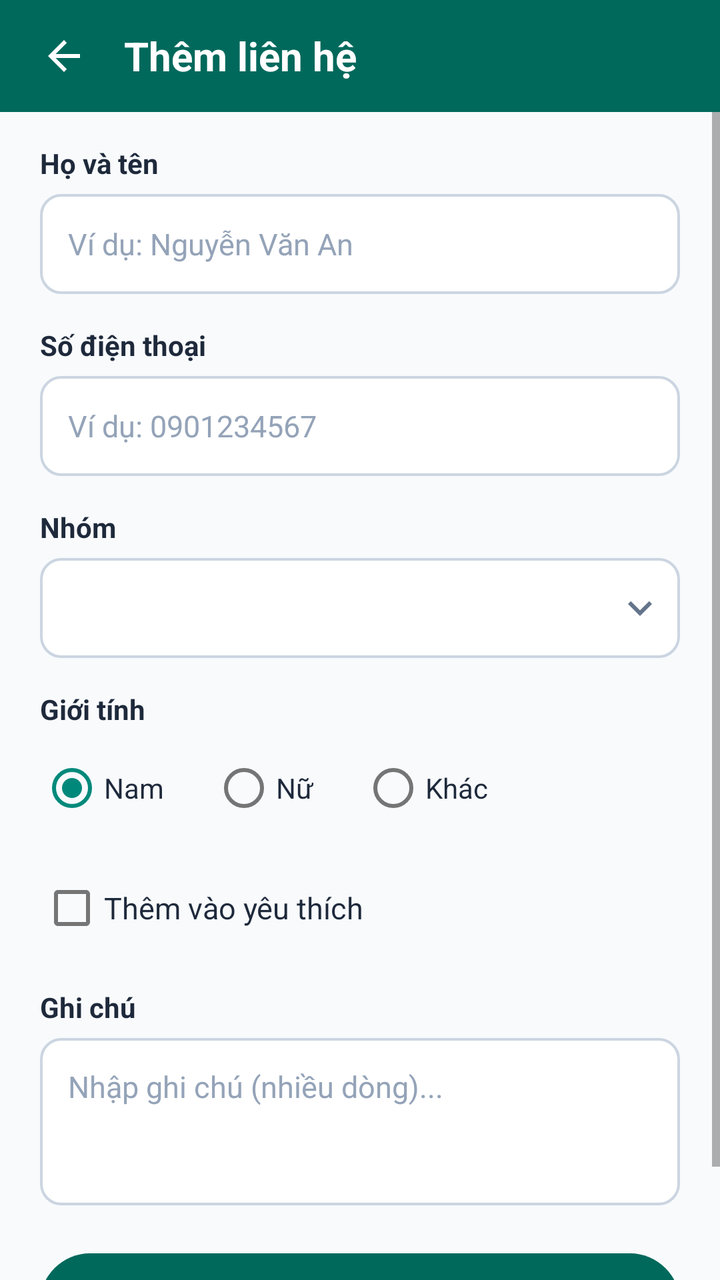
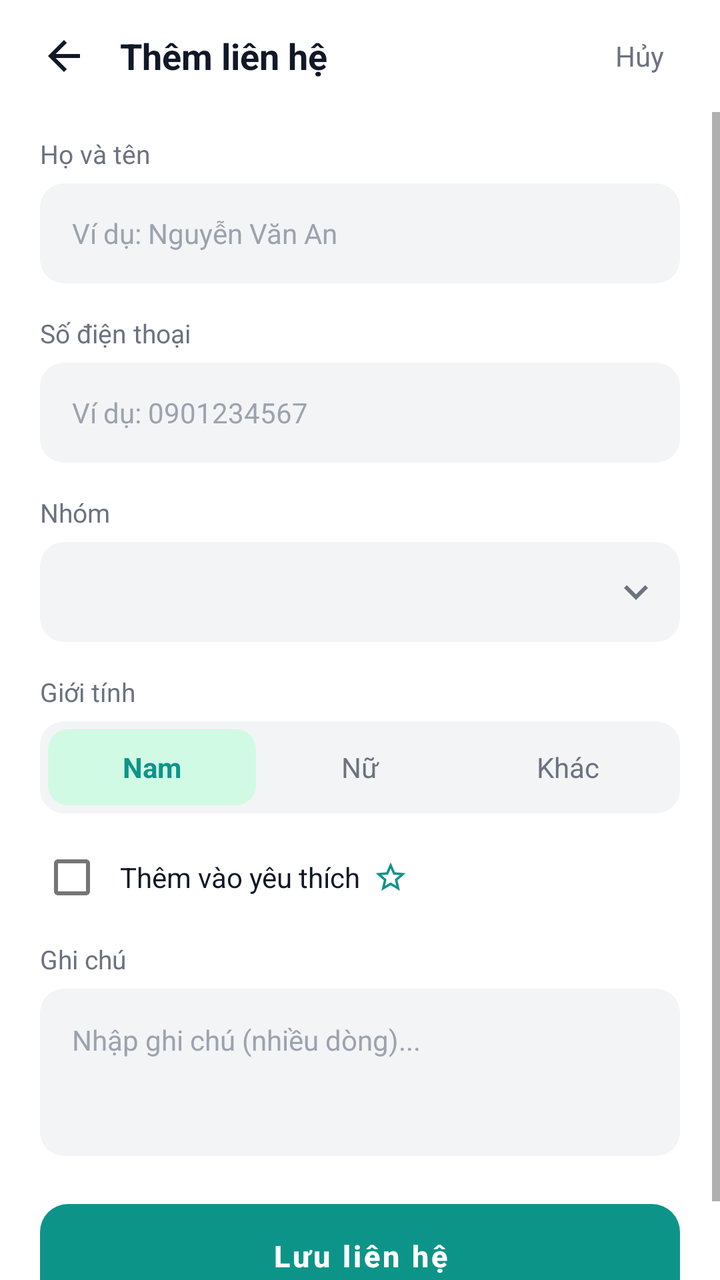

Two renders of the same Android screen: before a commit and after it. Below are the layout's source before the change and the commit's diff.
<!-- AndroidManifest.xml: application theme Theme.QuanLyDanhBa -->
<!-- res/layout/activity_add_contact.xml -->
<?xml version="1.0" encoding="utf-8"?>
<LinearLayout xmlns:android="http://schemas.android.com/apk/res/android"
    xmlns:app="http://schemas.android.com/apk/res-auto"
    xmlns:tools="http://schemas.android.com/tools"
    android:layout_width="match_parent"
    android:layout_height="match_parent"
    android:background="@color/bg_screen"
    android:orientation="vertical">

    
    <LinearLayout
        android:layout_width="match_parent"
        android:layout_height="56dp"
        android:background="@color/primary_teal"
        android:gravity="center_vertical"
        android:orientation="horizontal"
        android:paddingStart="12dp"
        android:paddingEnd="16dp">

        <ImageView
            android:id="@+id/btnBackAdd"
            android:layout_width="40dp"
            android:layout_height="40dp"
            android:background="?attr/selectableItemBackgroundBorderless"
            android:clickable="true"
            android:contentDescription="@string/btn_back"
            android:focusable="true"
            android:padding="8dp"
            android:src="@drawable/ic_arrow_back" />

        <TextView
            android:layout_width="wrap_content"
            android:layout_height="wrap_content"
            android:layout_marginStart="10dp"
            android:text="@string/add_contact_title"
            android:textColor="@color/white"
            android:textSize="20sp"
            android:textStyle="bold" />
    </LinearLayout>

    <ScrollView
        android:layout_width="match_parent"
        android:layout_height="match_parent"
        android:fillViewport="true">

        <LinearLayout
            android:layout_width="match_parent"
            android:layout_height="wrap_content"
            android:orientation="vertical"
            android:paddingStart="20dp"
            android:paddingTop="16dp"
            android:paddingEnd="20dp"
            android:paddingBottom="24dp">

            
            <TextView
                android:layout_width="wrap_content"
                android:layout_height="wrap_content"
                android:text="@string/name_label"
                android:textColor="@color/text_primary"
                android:textSize="14sp"
                android:textStyle="bold" />

            <EditText
                android:id="@+id/etName"
                android:layout_width="match_parent"
                android:layout_height="50dp"
                android:layout_marginTop="6dp"
                android:background="@drawable/bg_edit_text"
                android:hint="@string/name_hint"
                android:inputType="textPersonName|textCapWords"
                android:maxLines="1"
                android:paddingStart="14dp"
                android:paddingEnd="14dp"
                android:textColor="@color/text_primary"
                android:textColorHint="@color/text_hint"
                android:textSize="15sp" />

            
            <TextView
                android:layout_width="wrap_content"
                android:layout_height="wrap_content"
                android:layout_marginTop="16dp"
                android:text="@string/phone_label"
                android:textColor="@color/text_primary"
                android:textSize="14sp"
                android:textStyle="bold" />

            <EditText
                android:id="@+id/etPhone"
                android:layout_width="match_parent"
                android:layout_height="50dp"
                android:layout_marginTop="6dp"
                android:background="@drawable/bg_edit_text"
                android:hint="@string/phone_hint"
                android:inputType="phone"
                android:maxLength="10"
                android:maxLines="1"
                android:paddingStart="14dp"
                android:paddingEnd="14dp"
                android:textColor="@color/text_primary"
                android:textColorHint="@color/text_hint"
                android:textSize="15sp" />

            
            <TextView
                android:layout_width="wrap_content"
                android:layout_height="wrap_content"
                android:layout_marginTop="16dp"
                android:text="@string/group_label"
                android:textColor="@color/text_primary"
                android:textSize="14sp"
                android:textStyle="bold" />

            <Spinner
                android:id="@+id/spGroup"
                android:layout_width="match_parent"
                android:layout_height="50dp"
                android:layout_marginTop="6dp"
                android:background="@drawable/bg_spinner"
                android:spinnerMode="dropdown" />

            
            <TextView
                android:layout_width="wrap_content"
                android:layout_height="wrap_content"
                android:layout_marginTop="16dp"
                android:text="@string/gender_label"
                android:textColor="@color/text_primary"
                android:textSize="14sp"
                android:textStyle="bold" />

            <RadioGroup
                android:id="@+id/rgGender"
                android:layout_width="match_parent"
                android:layout_height="wrap_content"
                android:layout_marginTop="6dp"
                android:orientation="horizontal">

                <RadioButton
                    android:id="@+id/rbMale"
                    android:layout_width="wrap_content"
                    android:layout_height="wrap_content"
                    android:checked="true"
                    android:text="@string/gender_male"
                    android:textColor="@color/text_primary"
                    android:textSize="14sp" />

                <RadioButton
                    android:id="@+id/rbFemale"
                    android:layout_width="wrap_content"
                    android:layout_height="wrap_content"
                    android:layout_marginStart="24dp"
                    android:text="@string/gender_female"
                    android:textColor="@color/text_primary"
                    android:textSize="14sp" />

                <RadioButton
                    android:id="@+id/rbOther"
                    android:layout_width="wrap_content"
                    android:layout_height="wrap_content"
                    android:layout_marginStart="24dp"
                    android:text="@string/gender_other"
                    android:textColor="@color/text_primary"
                    android:textSize="14sp" />
            </RadioGroup>

            
            <CheckBox
                android:id="@+id/cbFavorite"
                android:layout_width="wrap_content"
                android:layout_height="wrap_content"
                android:layout_marginTop="12dp"
                android:text="@string/favorite_checkbox"
                android:textColor="@color/text_primary"
                android:textSize="15sp" />

            
            <TextView
                android:layout_width="wrap_content"
                android:layout_height="wrap_content"
                android:layout_marginTop="16dp"
                android:text="@string/note_label"
                android:textColor="@color/text_primary"
                android:textSize="14sp"
                android:textStyle="bold" />

            <EditText
                android:id="@+id/etNote"
                android:layout_width="match_parent"
                android:layout_height="wrap_content"
                android:layout_marginTop="6dp"
                android:background="@drawable/bg_edit_text"
                android:gravity="top|start"
                android:hint="@string/note_hint"
                android:inputType="textMultiLine"
                android:minLines="3"
                android:padding="14dp"
                android:textColor="@color/text_primary"
                android:textColorHint="@color/text_hint"
                android:textSize="15sp" />

            
            <Button
                android:id="@+id/btnSaveContact"
                android:layout_width="match_parent"
                android:layout_height="52dp"
                android:layout_marginTop="24dp"
                android:background="@drawable/btn_teal_rounded"
                android:stateListAnimator="@null"
                android:text="@string/btn_save_contact"
                android:textAllCaps="false"
                android:textColor="@color/white"
                android:textSize="16sp"
                android:textStyle="bold" />

        </LinearLayout>
    </ScrollView>
</LinearLayout>
<!-- resources referenced by this layout -->
<resources>
  <color name="bg_screen">#F8FAFC</color>
  <color name="primary_teal">#00695C</color>
  <color name="text_hint">#94A3B8</color>
  <color name="text_primary">#1E293B</color>
  <!-- drawable bg_edit_text (drawable) -->
  <?xml version="1.0" encoding="utf-8"?>
  <selector xmlns:android="http://schemas.android.com/apk/res/android">
      <item android:state_focused="true">
          <shape android:shape="rectangle">
              <solid android:color="@color/input_bg" />
              <stroke android:width="2dp" android:color="@color/primary_teal" />
              <corners android:radius="10dp" />
          </shape>
      </item>
      <item>
          <shape android:shape="rectangle">
              <solid android:color="@color/input_bg" />
              <stroke android:width="1.2dp" android:color="@color/border_color" />
              <corners android:radius="10dp" />
          </shape>
      </item>
  </selector>
  <!-- drawable bg_spinner (drawable) -->
  <?xml version="1.0" encoding="utf-8"?>
  <layer-list xmlns:android="http://schemas.android.com/apk/res/android">
      <item>
          <shape android:shape="rectangle">
              <solid android:color="@color/input_bg" />
              <stroke android:width="1.2dp" android:color="@color/border_color" />
              <corners android:radius="10dp" />
          </shape>
      </item>
      <item
          android:gravity="end|center_vertical"
          android:right="14dp">
          <vector
              android:width="12dp"
              android:height="8dp"
              android:viewportWidth="12"
              android:viewportHeight="8">
              <path
                  android:fillColor="#64748B"
                  android:pathData="M1.41,0.59L6,5.17l4.59,-4.58L12,2l-6,6 -6,-6z" />
          </vector>
      </item>
  </layer-list>
  <!-- drawable btn_teal_rounded (drawable) -->
  <?xml version="1.0" encoding="utf-8"?>
  <ripple xmlns:android="http://schemas.android.com/apk/res/android"
      android:color="#40FFFFFF">
      <item>
          <shape android:shape="rectangle">
              <solid android:color="@color/primary_teal" />
              <corners android:radius="25dp" />
          </shape>
      </item>
  </ripple>
  <!-- drawable ic_arrow_back (drawable) -->
  <vector xmlns:android="http://schemas.android.com/apk/res/android"
      android:width="24dp"
      android:height="24dp"
      android:viewportWidth="24"
      android:viewportHeight="24">
      <path
          android:fillColor="#FFFFFF"
          android:pathData="M20,11H7.83l5.59,-5.59L12,4l-8,8 8,8 1.41,-1.41L7.83,13H20v-2z"/>
  </vector>
  <string name="btn_back">Quay lại</string>
  <style name="Theme.QuanLyDanhBa" parent="Theme.MaterialComponents.Light.NoActionBar">
          
          <item name="colorPrimary">@color/primary_teal</item>
          <item name="colorPrimaryVariant">@color/primary_teal_dark</item>
          <item name="colorOnPrimary">@color/white</item>
          
          <item name="colorSecondary">@color/primary_teal_light</item>
          <item name="colorSecondaryVariant">@color/accent_teal</item>
          <item name="colorOnSecondary">@color/white</item>
          
          <item name="android:statusBarColor">@color/primary_teal</item>
          <item name="android:windowLightStatusBar">false</item>
      </style>
  <color name="input_bg">#FFFFFF</color>
  <color name="border_color">#CBD5E1</color>
  <color name="primary_teal_dark">#004D40</color>
  <color name="primary_teal_light">#00897B</color>
  <color name="accent_teal">#26A69A</color>
  <!-- unchanged entries left out for length: 15 -->
</resources>

<!-- the commit's change to res/layout/activity_add_contact.xml (unified diff, before → after) -->
@@ -1,6 +1,5 @@
 <?xml version="1.0" encoding="utf-8"?>
 <LinearLayout xmlns:android="http://schemas.android.com/apk/res/android"
-    xmlns:app="http://schemas.android.com/apk/res-auto"
     xmlns:tools="http://schemas.android.com/tools"
     android:layout_width="match_parent"
     android:layout_height="match_parent"
@@ -11,11 +10,10 @@
     <LinearLayout
         android:layout_width="match_parent"
         android:layout_height="56dp"
-        android:background="@color/primary_teal"
         android:gravity="center_vertical"
         android:orientation="horizontal"
         android:paddingStart="12dp"
-        android:paddingEnd="16dp">
+        android:paddingEnd="20dp">
 
         <ImageView
             android:id="@+id/btnBackAdd"
@@ -23,19 +21,32 @@
             android:layout_height="40dp"
             android:background="?attr/selectableItemBackgroundBorderless"
             android:clickable="true"
-            android:contentDescription="@string/btn_back"
+            android:contentDescription="@string/action_cancel"
             android:focusable="true"
             android:padding="8dp"
-            android:src="@drawable/ic_arrow_back" />
+            android:src="@drawable/ic_arrow_back_dark" />
 
         <TextView
+            android:layout_width="0dp"
+            android:layout_height="wrap_content"
+            android:layout_marginStart="8dp"
+            android:layout_weight="1"
+            android:text="@string/add_contact_title"
+            android:textColor="@color/text_primary"
+            android:textSize="18sp"
+            android:textStyle="bold" />
+
+        <TextView
+            android:id="@+id/btnCancelAdd"
             android:layout_width="wrap_content"
             android:layout_height="wrap_content"
-            android:layout_marginStart="10dp"
-            android:text="@string/add_contact_title"
-            android:textColor="@color/white"
-            android:textSize="20sp"
-            android:textStyle="bold" />
+            android:background="?attr/selectableItemBackground"
+            android:clickable="true"
+            android:focusable="true"
+            android:padding="8dp"
+            android:text="@string/action_cancel"
+            android:textColor="@color/text_secondary"
+            android:textSize="14sp" />
     </LinearLayout>
 
     <ScrollView
@@ -48,33 +59,32 @@
             android:layout_height="wrap_content"
             android:orientation="vertical"
             android:paddingStart="20dp"
-            android:paddingTop="16dp"
+            android:paddingTop="12dp"
             android:paddingEnd="20dp"
-            android:paddingBottom="24dp">
+            android:paddingBottom="28dp">
 
             
             <TextView
                 android:layout_width="wrap_content"
                 android:layout_height="wrap_content"
                 android:text="@string/name_label"
-                android:textColor="@color/text_primary"
-                android:textSize="14sp"
-                android:textStyle="bold" />
+                android:textColor="@color/text_secondary"
+                android:textSize="13sp" />
 
             <EditText
                 android:id="@+id/etName"
                 android:layout_width="match_parent"
                 android:layout_height="50dp"
                 android:layout_marginTop="6dp"
-                android:background="@drawable/bg_edit_text"
+                android:background="@drawable/bg_input_rounded"
                 android:hint="@string/name_hint"
                 android:inputType="textPersonName|textCapWords"
                 android:maxLines="1"
-                android:paddingStart="14dp"
-                android:paddingEnd="14dp"
+                android:paddingStart="16dp"
+                android:paddingEnd="16dp"
                 android:textColor="@color/text_primary"
                 android:textColorHint="@color/text_hint"
-                android:textSize="15sp" />
+                android:textSize="14sp" />
 
             
             <TextView
@@ -82,25 +92,24 @@
                 android:layout_height="wrap_content"
                 android:layout_marginTop="16dp"
                 android:text="@string/phone_label"
-                android:textColor="@color/text_primary"
-                android:textSize="14sp"
-                android:textStyle="bold" />
+                android:textColor="@color/text_secondary"
+                android:textSize="13sp" />
 
             <EditText
                 android:id="@+id/etPhone"
                 android:layout_width="match_parent"
                 android:layout_height="50dp"
                 android:layout_marginTop="6dp"
-                android:background="@drawable/bg_edit_text"
+                android:background="@drawable/bg_input_rounded"
                 android:hint="@string/phone_hint"
                 android:inputType="phone"
                 android:maxLength="10"
                 android:maxLines="1"
-                android:paddingStart="14dp"
-                android:paddingEnd="14dp"
+                android:paddingStart="16dp"
+                android:paddingEnd="16dp"
                 android:textColor="@color/text_primary"
                 android:textColorHint="@color/text_hint"
-                android:textSize="15sp" />
+                android:textSize="14sp" />
 
             
             <TextView
@@ -108,9 +117,8 @@
                 android:layout_height="wrap_content"
                 android:layout_marginTop="16dp"
                 android:text="@string/group_label"
-                android:textColor="@color/text_primary"
-                android:textSize="14sp"
-                android:textStyle="bold" />
+                android:textColor="@color/text_secondary"
+                android:textSize="13sp" />
 
             <Spinner
                 android:id="@+id/spGroup"
@@ -126,54 +134,90 @@
                 android:layout_height="wrap_content"
                 android:layout_marginTop="16dp"
                 android:text="@string/gender_label"
-                android:textColor="@color/text_primary"
-                android:textSize="14sp"
-                android:textStyle="bold" />
-
-            <RadioGroup
-                android:id="@+id/rgGender"
-                android:layout_width="match_parent"
-                android:layout_height="wrap_content"
-                android:layout_marginTop="6dp"
+                android:textColor="@color/text_secondary"
+                android:textSize="13sp" />
+
+            <LinearLayout
+                android:layout_width="match_parent"
+                android:layout_height="46dp"
+                android:layout_marginTop="6dp"
+                android:background="@drawable/bg_segmented_container"
+                android:orientation="horizontal"
+                android:padding="4dp">
+
+                <TextView
+                    android:id="@+id/tabGenderMale"
+                    android:layout_width="0dp"
+                    android:layout_height="match_parent"
+                    android:layout_weight="1"
+                    android:background="@drawable/bg_gender_selected"
+                    android:clickable="true"
+                    android:focusable="true"
+                    android:gravity="center"
+                    android:text="@string/gender_male"
+                    android:textColor="@color/primary_teal"
+                    android:textSize="14sp"
+                    android:textStyle="bold" />
+
+                <TextView
+                    android:id="@+id/tabGenderFemale"
+                    android:layout_width="0dp"
+                    android:layout_height="match_parent"
+                    android:layout_weight="1"
+                    android:background="@drawable/bg_gender_unselected"
+                    android:clickable="true"
+                    android:focusable="true"
+                    android:gravity="center"
+                    android:text="@string/gender_female"
+                    android:textColor="@color/text_secondary"
+                    android:textSize="14sp" />
+
+                <TextView
+                    android:id="@+id/tabGenderOther"
+                    android:layout_width="0dp"
+                    android:layout_height="match_parent"
+                    android:layout_weight="1"
+                    android:background="@drawable/bg_gender_unselected"
+                    android:clickable="true"
+                    android:focusable="true"
+                    android:gravity="center"
+                    android:text="@string/gender_other"
+                    android:textColor="@color/text_secondary"
+                    android:textSize="14sp" />
+            </LinearLayout>
+
+            
+            <LinearLayout
+                android:id="@+id/layoutFavoriteToggle"
+                android:layout_width="wrap_content"
+                android:layout_height="wrap_content"
+                android:layout_marginTop="16dp"
+                android:gravity="center_vertical"
                 android:orientation="horizontal">
 
-                <RadioButton
-                    android:id="@+id/rbMale"
+                <CheckBox
+                    android:id="@+id/cbFavorite"
                     android:layout_width="wrap_content"
                     android:layout_height="wrap_content"
-                    android:checked="true"
-                    android:text="@string/gender_male"
+                    android:minWidth="0dp"
+                    android:minHeight="0dp"
+                    android:padding="0dp" />
+
+                <TextView
+                    android:layout_width="wrap_content"
+                    android:layout_height="wrap_content"
+                    android:layout_marginStart="8dp"
+                    android:text="@string/favorite_checkbox"
                     android:textColor="@color/text_primary"
                     android:textSize="14sp" />
 
-                <RadioButton
-                    android:id="@+id/rbFemale"
-                    android:layout_width="wrap_content"
-                    android:layout_height="wrap_content"
-                    android:layout_marginStart="24dp"
-                    android:text="@string/gender_female"
-                    android:textColor="@color/text_primary"
-                    android:textSize="14sp" />
-
-                <RadioButton
-                    android:id="@+id/rbOther"
-                    android:layout_width="wrap_content"
-                    android:layout_height="wrap_content"
-                    android:layout_marginStart="24dp"
-                    android:text="@string/gender_other"
-                    android:textColor="@color/text_primary"
-                    android:textSize="14sp" />
-            </RadioGroup>
-
-            
-            <CheckBox
-                android:id="@+id/cbFavorite"
-                android:layout_width="wrap_content"
-                android:layout_height="wrap_content"
-                android:layout_marginTop="12dp"
-                android:text="@string/favorite_checkbox"
-                android:textColor="@color/text_primary"
-                android:textSize="15sp" />
+                <ImageView
+                    android:layout_width="18dp"
+                    android:layout_height="18dp"
+                    android:layout_marginStart="6dp"
+                    android:contentDescription="@null"
+                    android:src="@drawable/ic_star_outline_teal" />
+            </LinearLayout>
 
             
             <TextView
@@ -181,24 +225,23 @@
                 android:layout_height="wrap_content"
                 android:layout_marginTop="16dp"
                 android:text="@string/note_label"
-                android:textColor="@color/text_primary"
-                android:textSize="14sp"
-                android:textStyle="bold" />
+                android:textColor="@color/text_secondary"
+                android:textSize="13sp" />
 
             <EditText
                 android:id="@+id/etNote"
                 android:layout_width="match_parent"
                 android:layout_height="wrap_content"
                 android:layout_marginTop="6dp"
-                android:background="@drawable/bg_edit_text"
+                android:background="@drawable/bg_input_rounded"
                 android:gravity="top|start"
                 android:hint="@string/note_hint"
                 android:inputType="textMultiLine"
                 android:minLines="3"
-                android:padding="14dp"
+                android:padding="16dp"
                 android:textColor="@color/text_primary"
                 android:textColorHint="@color/text_hint"
-                android:textSize="15sp" />
+                android:textSize="14sp" />
 
             
             <Button
@@ -206,12 +249,12 @@
                 android:layout_width="match_parent"
                 android:layout_height="52dp"
                 android:layout_marginTop="24dp"
-                android:background="@drawable/btn_teal_rounded"
+                android:background="@drawable/bg_button_primary"
                 android:stateListAnimator="@null"
                 android:text="@string/btn_save_contact"
                 android:textAllCaps="false"
                 android:textColor="@color/white"
-                android:textSize="16sp"
+                android:textSize="15sp"
                 android:textStyle="bold" />
 
         </LinearLayout>
<!-- resource entries referenced after the edit -->
@@ -1,73 +1,103 @@
 <!-- resources referenced by this layout -->
 <resources>
-  <color name="bg_screen">#F8FAFC</color>
-  <color name="primary_teal">#00695C</color>
-  <color name="text_hint">#94A3B8</color>
-  <color name="text_primary">#1E293B</color>
-  <!-- drawable bg_edit_text (drawable) -->
+  <color name="bg_screen">#FFFFFF</color>
+  <color name="primary_teal">#0D9488</color>
+  <color name="text_hint">#9CA3AF</color>
+  <color name="text_primary">#111827</color>
+  <color name="text_secondary">#6B7280</color>
+  <!-- drawable bg_button_primary (drawable) -->
+  <?xml version="1.0" encoding="utf-8"?>
+  <ripple xmlns:android="http://schemas.android.com/apk/res/android"
+      android:color="#33FFFFFF">
+      <item>
+          <shape android:shape="rectangle">
+              <solid android:color="@color/primary_teal" />
+              <corners android:radius="14dp" />
+          </shape>
+      </item>
+  </ripple>
+  <!-- drawable bg_gender_selected (drawable) -->
+  <?xml version="1.0" encoding="utf-8"?>
+  <shape xmlns:android="http://schemas.android.com/apk/res/android"
+      android:shape="rectangle">
+      <solid android:color="@color/primary_teal_soft_selected" />
+      <corners android:radius="10dp" />
+  </shape>
+  <!-- drawable bg_gender_unselected (drawable) -->
+  <?xml version="1.0" encoding="utf-8"?>
+  <shape xmlns:android="http://schemas.android.com/apk/res/android"
+      android:shape="rectangle">
+      <solid android:color="@android:color/transparent" />
+      <corners android:radius="10dp" />
+  </shape>
+  <!-- drawable bg_input_rounded (drawable) -->
   <?xml version="1.0" encoding="utf-8"?>
   <selector xmlns:android="http://schemas.android.com/apk/res/android">
       <item android:state_focused="true">
           <shape android:shape="rectangle">
-              <solid android:color="@color/input_bg" />
-              <stroke android:width="2dp" android:color="@color/primary_teal" />
-              <corners android:radius="10dp" />
+              <solid android:color="@color/bg_input" />
+              <stroke android:width="1.5dp" android:color="@color/primary_teal" />
+              <corners android:radius="12dp" />
           </shape>
       </item>
       <item>
           <shape android:shape="rectangle">
-              <solid android:color="@color/input_bg" />
-              <stroke android:width="1.2dp" android:color="@color/border_color" />
-              <corners android:radius="10dp" />
+              <solid android:color="@color/bg_input" />
+              <corners android:radius="12dp" />
           </shape>
       </item>
   </selector>
+  <!-- drawable bg_segmented_container (drawable) -->
+  <?xml version="1.0" encoding="utf-8"?>
+  <shape xmlns:android="http://schemas.android.com/apk/res/android"
+      android:shape="rectangle">
+      <solid android:color="@color/bg_input" />
+      <corners android:radius="12dp" />
+  </shape>
   <!-- drawable bg_spinner (drawable) -->
   <?xml version="1.0" encoding="utf-8"?>
   <layer-list xmlns:android="http://schemas.android.com/apk/res/android">
       <item>
           <shape android:shape="rectangle">
-              <solid android:color="@color/input_bg" />
-              <stroke android:width="1.2dp" android:color="@color/border_color" />
-              <corners android:radius="10dp" />
+              <solid android:color="@color/bg_input" />
+              <corners android:radius="12dp" />
           </shape>
       </item>
       <item
           android:gravity="end|center_vertical"
-          android:right="14dp">
+          android:right="16dp">
           <vector
               android:width="12dp"
               android:height="8dp"
               android:viewportWidth="12"
               android:viewportHeight="8">
               <path
-                  android:fillColor="#64748B"
+                  android:fillColor="@color/text_secondary"
                   android:pathData="M1.41,0.59L6,5.17l4.59,-4.58L12,2l-6,6 -6,-6z" />
           </vector>
       </item>
   </layer-list>
-  <!-- drawable btn_teal_rounded (drawable) -->
-  <?xml version="1.0" encoding="utf-8"?>
-  <ripple xmlns:android="http://schemas.android.com/apk/res/android"
-      android:color="#40FFFFFF">
-      <item>
-          <shape android:shape="rectangle">
-              <solid android:color="@color/primary_teal" />
-              <corners android:radius="25dp" />
-          </shape>
-      </item>
-  </ripple>
-  <!-- drawable ic_arrow_back (drawable) -->
+  <!-- drawable ic_arrow_back_dark (drawable) -->
   <vector xmlns:android="http://schemas.android.com/apk/res/android"
       android:width="24dp"
       android:height="24dp"
       android:viewportWidth="24"
       android:viewportHeight="24">
       <path
-          android:fillColor="#FFFFFF"
+          android:fillColor="@color/text_primary"
           android:pathData="M20,11H7.83l5.59,-5.59L12,4l-8,8 8,8 1.41,-1.41L7.83,13H20v-2z"/>
   </vector>
-  <string name="btn_back">Quay lại</string>
+  <!-- drawable ic_star_outline_teal (drawable) -->
+  <vector xmlns:android="http://schemas.android.com/apk/res/android"
+      android:width="22dp"
+      android:height="22dp"
+      android:viewportWidth="24"
+      android:viewportHeight="24">
+      <path
+          android:fillColor="@color/primary_teal"
+          android:pathData="M22,9.24l-7.19,-0.62L12,2 9.19,8.63 2,9.24l5.46,4.73L5.82,21 12,17.27 18.18,21l-1.63,-7.03L22,9.24zM12,15.4l-3.76,2.27 1,-4.28 -3.32,-2.88 4.38,-0.38L12,6.1l1.71,4.04 4.38,0.38 -3.32,2.88 1,4.28L12,15.4z"/>
+  </vector>
+  <string name="action_cancel">Hủy</string>
   <style name="Theme.QuanLyDanhBa" parent="Theme.MaterialComponents.Light.NoActionBar">
           
           <item name="colorPrimary">@color/primary_teal</item>
@@ -75,17 +105,15 @@
           <item name="colorOnPrimary">@color/white</item>
           
           <item name="colorSecondary">@color/primary_teal_light</item>
-          <item name="colorSecondaryVariant">@color/accent_teal</item>
           <item name="colorOnSecondary">@color/white</item>
           
-          <item name="android:statusBarColor">@color/primary_teal</item>
-          <item name="android:windowLightStatusBar">false</item>
+          <item name="android:statusBarColor">@color/white</item>
+          <item name="android:windowLightStatusBar">true</item>
       </style>
-  <color name="input_bg">#FFFFFF</color>
-  <color name="border_color">#CBD5E1</color>
-  <color name="primary_teal_dark">#004D40</color>
-  <color name="primary_teal_light">#00897B</color>
-  <color name="accent_teal">#26A69A</color>
+  <color name="primary_teal_soft_selected">#D1FAE5</color>
+  <color name="bg_input">#F3F4F6</color>
+  <color name="primary_teal_dark">#0F766E</color>
+  <color name="primary_teal_light">#14B8A6</color>
   <!-- unchanged entries left out for length: 15 -->
 </resources>
 
